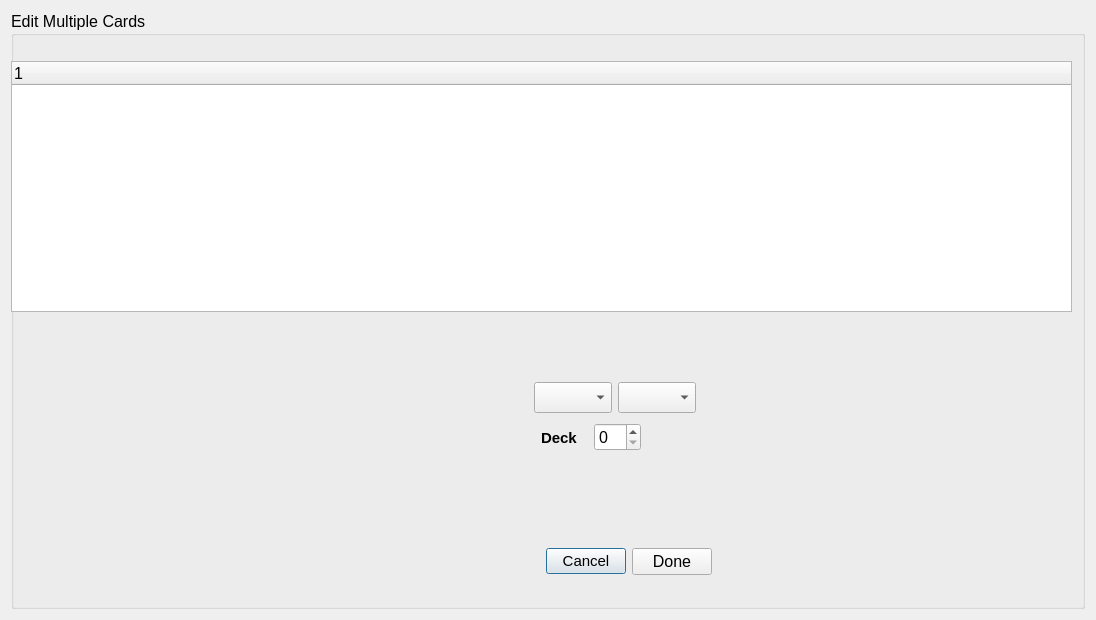
Qt form ui_resources/edit_multiple_cards.ui (jokober/voc2brain) before a commit.
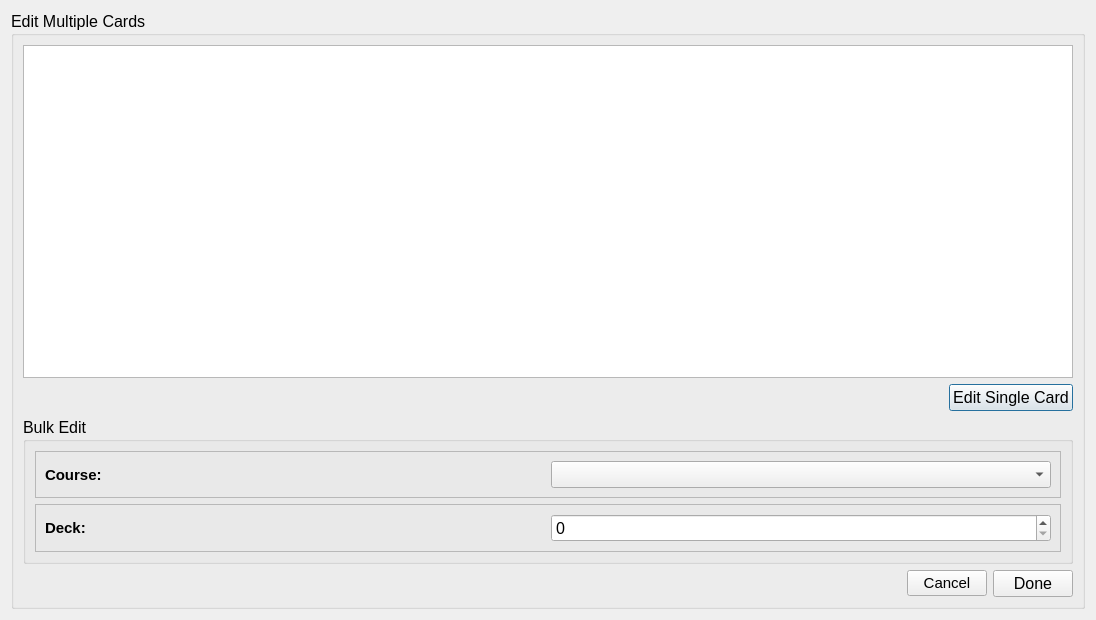
The same form after that commit.

```diff
--- a/ui_resources/edit_multiple_cards.ui
+++ b/ui_resources/edit_multiple_cards.ui
@@ -33,15 +33,119 @@
      <property name="title">
       <string>Edit Multiple Cards</string>
      </property>
-     <widget class="QWidget" name="">
-      <property name="geometry">
-       <rect>
-        <x>90</x>
-        <y>520</y>
-        <width>611</width>
-        <height>61</height>
-       </rect>
-      </property>
+     <layout class="QVBoxLayout" name="verticalLayout_3">
+      <item>
+       <widget class="QTableView" name="cards_to_edit_tableView">
+        <property name="selectionMode">
+         <enum>QAbstractItemView::SingleSelection</enum>
+        </property>
+        <property name="selectionBehavior">
+         <enum>QAbstractItemView::SelectRows</enum>
+        </property>
+       </widget>
+      </item>
+      <item>
+       <layout class="QHBoxLayout" name="horizontalLayout_4">
+        <item>
+         <spacer name="horizontalSpacer">
+          <property name="orientation">
+           <enum>Qt::Horizontal</enum>
+          </property>
+          <property name="sizeHint" stdset="0">
+           <size>
+            <width>40</width>
+            <height>20</height>
+           </size>
+          </property>
+         </spacer>
+        </item>
+        <item>
+         <widget class="QPushButton" name="pushButton">
+          <property name="text">
+           <string>Edit Single Card</string>
+          </property>
+         </widget>
+        </item>
+       </layout>
+      </item>
+      <item>
+       <widget class="QGroupBox" name="groupBox_2">
+        <property name="title">
+         <string>Bulk Edit</string>
+        </property>
+        <layout class="QVBoxLayout" name="verticalLayout_2">
+         <item>
+          <widget class="QFrame" name="frame">
+           <property name="frameShape">
+            <enum>QFrame::StyledPanel</enum>
+           </property>
+           <property name="frameShadow">
+            <enum>QFrame::Raised</enum>
+           </property>
+           <layout class="QHBoxLayout" name="horizontalLayout">
+            <item>
+             <widget class="QLabel" name="label_2">
+              <property name="font">
+               <font>
+                <pointsize>11</pointsize>
+                <weight>75</weight>
+                <bold>true</bold>
+               </font>
+              </property>
+              <property name="text">
+               <string>Course: </string>
+              </property>
+             </widget>
+            </item>
+            <item>
+             <widget class="QComboBox" name="course_combo"/>
+            </item>
+           </layout>
+          </widget>
+         </item>
+         <item>
+          <widget class="QFrame" name="frame_2">
+           <property name="frameShape">
+            <enum>QFrame::StyledPanel</enum>
+           </property>
+           <property name="frameShadow">
+            <enum>QFrame::Raised</enum>
+           </property>
+           <layout class="QHBoxLayout" name="horizontalLayout_2">
+            <item>
+             <widget class="QLabel" name="label">
+              <property name="font">
+               <font>
+                <pointsize>11</pointsize>
+                <weight>75</weight>
+                <bold>true</bold>
+               </font>
+              </property>
+              <property name="text">
+               <string>Deck:</string>
+              </property>
+             </widget>
+            </item>
+            <item>
+             <widget class="QSpinBox" name="select_step">
+              <property name="suffix">
+               <string notr="true"/>
+              </property>
+              <property name="prefix">
+               <string notr="true"/>
+              </property>
+              <property name="maximum">
+               <number>7</number>
+              </property>
+             </widget>
+            </item>
+           </layout>
+          </widget>
+         </item>
+        </layout>
+       </widget>
+      </item>
+      <item>
       <layout class="QHBoxLayout" name="horizontalLayout_3">
        <item>
         <spacer name="horizontalSpacer_7">
@@ -81,81 +185,8 @@
         </widget>
        </item>
       </layout>
-     </widget>
-     <widget class="QTreeWidget" name="treeWidget">
-      <property name="geometry">
-       <rect>
-        <x>0</x>
-        <y>50</y>
-        <width>1061</width>
-        <height>251</height>
-       </rect>
-      </property>
-      <column>
-       <property name="text">
-        <string notr="true">1</string>
-       </property>
-      </column>
-     </widget>
-     <widget class="QComboBox" name="lesson_combo">
-      <property name="geometry">
-       <rect>
-        <x>607</x>
-        <y>371</y>
-        <width>78</width>
-        <height>31</height>
-       </rect>
-      </property>
-     </widget>
-     <widget class="QComboBox" name="course_combo">
-      <property name="geometry">
-       <rect>
-        <x>523</x>
-        <y>371</y>
-        <width>78</width>
-        <height>31</height>
-       </rect>
-      </property>
-     </widget>
-     <widget class="QWidget" name="">
-      <property name="geometry">
-       <rect>
-        <x>530</x>
-        <y>410</y>
-        <width>100</width>
-        <height>33</height>
-       </rect>
-      </property>
-      <layout class="QHBoxLayout" name="horizontalLayout_5">
-       <item>
-        <widget class="QLabel" name="label">
-         <property name="font">
-          <font>
-           <pointsize>11</pointsize>
-           <weight>75</weight>
-           <bold>true</bold>
-          </font>
-         </property>
-         <property name="text">
-          <string>Deck</string>
-         </property>
-        </widget>
-       </item>
-       <item>
-        <widget class="QSpinBox" name="select_step">
-         <property name="suffix">
-          <string notr="true"/>
-         </property>
-         <property name="prefix">
-          <string notr="true"/>
-         </property>
-         <property name="maximum">
-          <number>7</number>
-         </property>
-        </widget>
-       </item>
-      </layout>
-     </widget>
+      </item>
+     </layout>
     </widget>
    </item>
   </layout>
```
Lines whose indentation alone changed are shown as unchanged.
